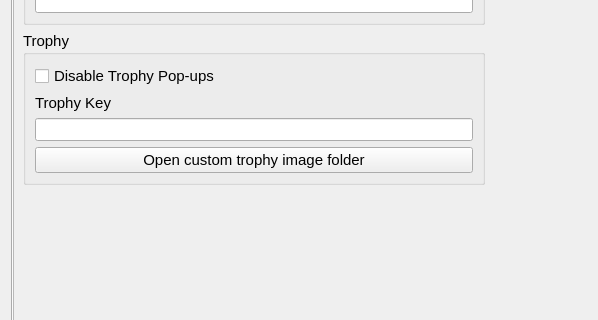
Above: src/qt_gui/settings_dialog.ui from shadps4-emu/shadPS4 before the change; both pictures show x 0 to 598 and y 97 to 417 of the 970 by 750 pixel window. Below: the same form after it.
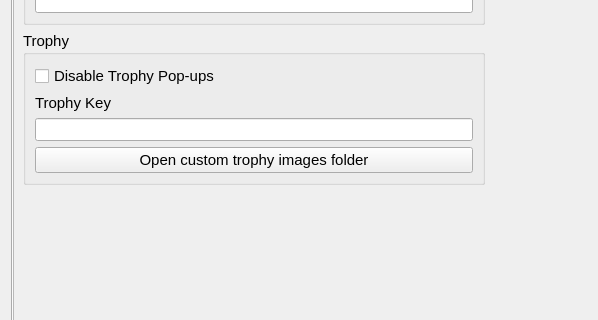
That is the form after the change. The open tabs and pages were chosen to show the change. Icons and pictures are not drawn.

Diff of the .ui file:
```diff
--- a/src/qt_gui/settings_dialog.ui
+++ b/src/qt_gui/settings_dialog.ui
@@ -1294,7 +1294,7 @@
                       <item>
                         <widget class="QPushButton" name="OpenCustomTrophyLocationButton">
                           <property name="text">
-                            <string>Open custom trophy image folder</string>
+                            <string>Open custom trophy images folder</string>
                           </property>
                         </widget>
                       </item>
```
